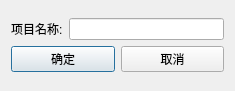
First picture: the form in search_project.ui, repository liuran2011/autotest, before the edit.
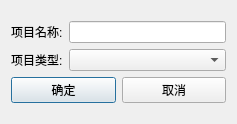
Second picture: the form after the edit.

Commit message: finish delete project, add env and config

The edit to the form file:
```diff
--- a/search_project.ui
+++ b/search_project.ui
@@ -6,31 +6,41 @@
    <rect>
     <x>0</x>
     <y>0</y>
-    <width>235</width>
-    <height>91</height>
+    <width>237</width>
+    <height>124</height>
    </rect>
   </property>
   <property name="windowTitle">
    <string>查询项目</string>
   </property>
-  <layout class="QGridLayout" name="gridLayout">
+  <layout class="QGridLayout" name="gridLayout_3">
    <item row="0" column="0">
-    <layout class="QVBoxLayout" name="verticalLayout">
-     <item>
-      <layout class="QHBoxLayout" name="horizontalLayout_2">
-       <item>
+    <layout class="QGridLayout" name="gridLayout_2">
+     <item row="0" column="0">
+      <layout class="QGridLayout" name="gridLayout">
+       <item row="0" column="0">
         <widget class="QLabel" name="label">
          <property name="text">
           <string>项目名称:</string>
          </property>
         </widget>
        </item>
-       <item>
+       <item row="0" column="1">
         <widget class="QLineEdit" name="lineEdit"/>
        </item>
+       <item row="1" column="0">
+        <widget class="QLabel" name="label_2">
+         <property name="text">
+          <string>项目类型:</string>
+         </property>
+        </widget>
+       </item>
+       <item row="1" column="1">
+        <widget class="QComboBox" name="comboBox"/>
+       </item>
       </layout>
      </item>
-     <item>
+     <item row="1" column="0">
       <layout class="QHBoxLayout" name="horizontalLayout">
        <item>
         <widget class="QPushButton" name="pushButton">
```
The commit also changes 29 other files.
